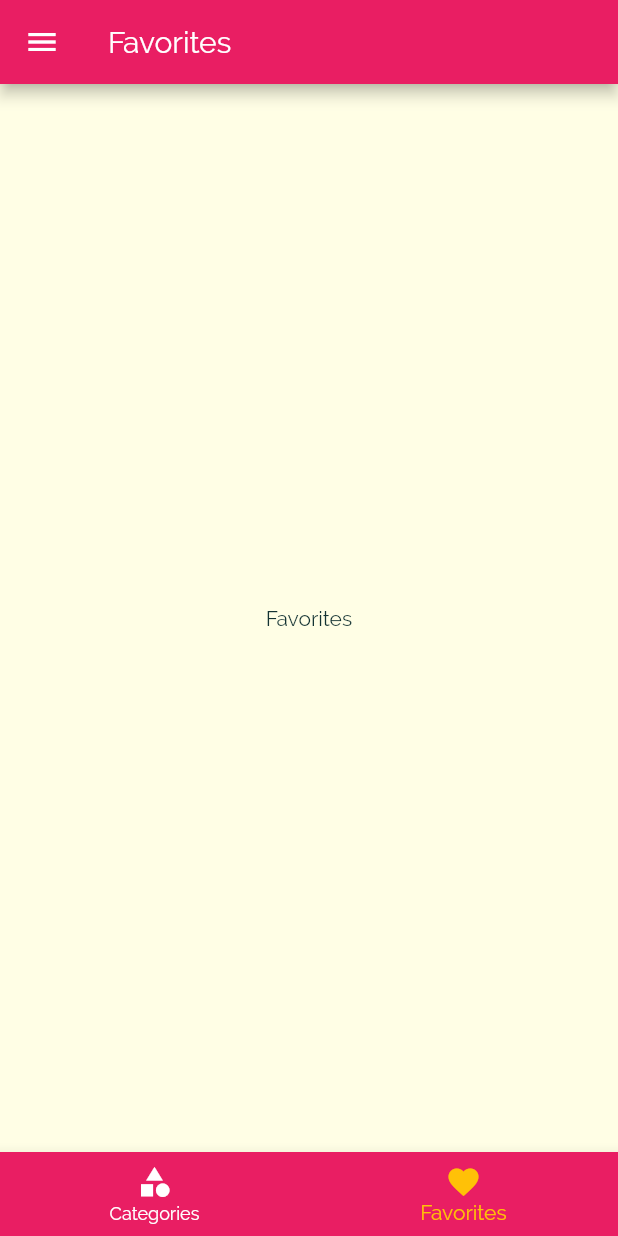
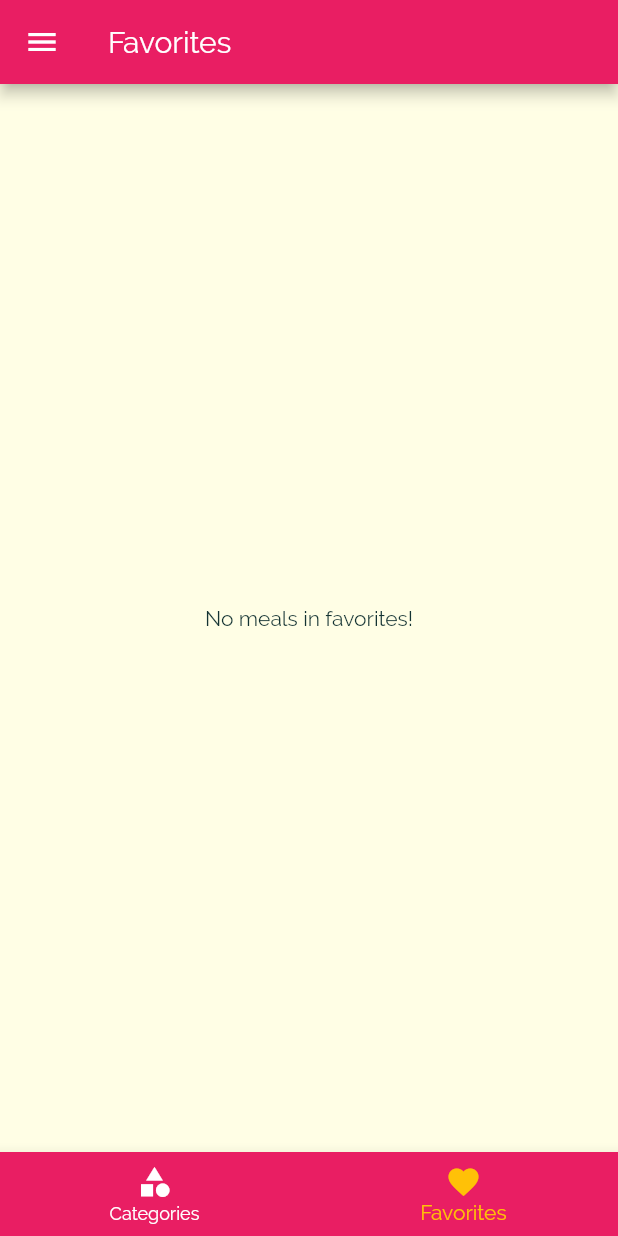
Before and after one commit to RAndrewKoch/meals_app, a Flutter app: the screen it shows after launch, item 2 of the bottom bar chosen, on a phone screen of 412 x 824 dp. Run offline on Flutter 3.47's test engine with Material 2 defaults, Android fonts, the phone set to English and light mode, and no system bars.

```diff
--- a/lib/main.dart
+++ b/lib/main.dart
@@ -27,6 +27,17 @@ class _MyAppState extends State<MyApp> {
   };
 
   List<Meal> availableMeals = DUMMY_MEALS;
+  List<Meal> favoriteMeals = [];
+
+  void toggleMeal(Meal meal){
+    if (favoriteMeals.contains(meal)){
+      favoriteMeals.remove(meal);
+    } else{
+      favoriteMeals.add(meal);
+    }
+  }
+
+
 
   void setFilters(Map<String, bool> newSettingsMap){
     setState(() {
@@ -73,7 +84,7 @@ class _MyAppState extends State<MyApp> {
       // home: CategoriesScreen(),
       initialRoute: "/",
       routes: {
-        "/" : (context) => TabsScreen(),
+        "/" : (context) => TabsScreen(favoriteMeals),
         CategoryMealsScreen.routeName : (context) => CategoryMealsScreen(availableMeals),
         MealDetailScreen.routeName : (context) => MealDetailScreen(),
         FiltersScreen.routeName :(context)=> FiltersScreen(setFilters, filterMap),
--- a/lib/screens/favorites_screen.dart
+++ b/lib/screens/favorites_screen.dart
@@ -1,14 +1,19 @@
-
 import 'package:flutter/material.dart';
+import 'package:meals_app/models/meal.dart';
 
 class FavoritesScreen extends StatelessWidget {
+  final List<Meal> favoriteMeals;
+
+  FavoritesScreen(this.favoriteMeals);
 
   @override
   Widget build(BuildContext context) {
     return Container(
-      child: Center(
-        child: Text("Favorites"),
-      ),
+      child: favoriteMeals.isEmpty
+          ? Center(
+              child: Text("No meals in favorites!"),
+            )
+          : Column(children: []),
     );
   }
 }
--- a/lib/screens/tabs_screen.dart
+++ b/lib/screens/tabs_screen.dart
@@ -1,20 +1,38 @@
 import 'package:flutter/material.dart';
+import 'package:meals_app/models/meal.dart';
 import 'package:meals_app/screens/categories_screen.dart';
 import 'package:meals_app/screens/favorites_screen.dart';
 import 'package:meals_app/widgets/main_drawer.dart';
 
 class TabsScreen extends StatefulWidget {
+  final List<Meal> favoriteMeals;
+
+  TabsScreen(this.favoriteMeals);
+
   @override
   _TabsScreenState createState() => _TabsScreenState();
 }
 
 class _TabsScreenState extends State<TabsScreen> {
-  final List<Map<String, Object>> _pages = [
-    {"page": CategoriesScreen(), "title": "Categories"},
-    {"page": FavoritesScreen(), "title": "Favorites"},
-  ];
+
+
+   List<Map<String, Object>> _pages=[];
+
+
+   @override
+   initState(){
+     _pages =  [
+       {"page": CategoriesScreen(), "title": "Categories"},
+       {"page": FavoritesScreen(widget.favoriteMeals), "title": "Favorites"},
+     ];
+     super.initState();
+   }
 
   int _selectedPageIndex = 0;
+
+
+
+
 
   void _selectPage(int index) {
     setState(() {
```
